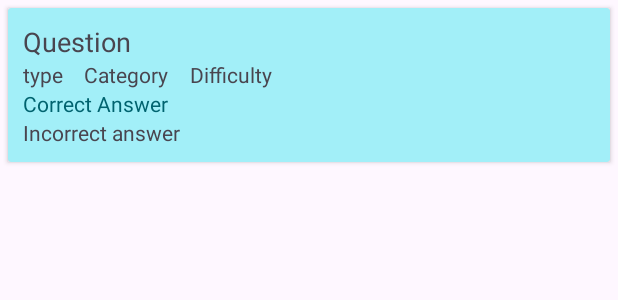
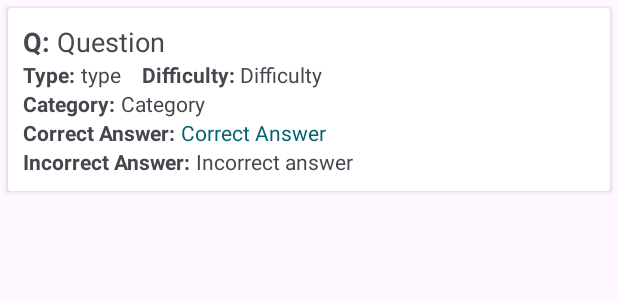
Before and after one commit to tfreemanli/QuizTour, an Android app: the layout cardview_question.xml on its own in the app's theme, with its tools: preview values and no code run, on a phone screen of 412 x 824 dp. Shown: the top 300 px of the screen. Run offline under Robolectric (Android 15) with nearby library versions, the phone set to English and light mode, and no system bars.

Commit message:
GET question from TDB

```diff
--- a/app/build.gradle.kts
+++ b/app/build.gradle.kts
@@ -38,6 +38,8 @@ dependencies {
     implementation(libs.material)
     implementation(libs.activity)
     implementation(libs.constraintlayout)
+    implementation(libs.retrofit)
+    implementation(libs.retrofit.gson)
     testImplementation(libs.junit)
     androidTestImplementation(libs.ext.junit)
     androidTestImplementation(libs.espresso.core)
--- a/app/src/main/AndroidManifest.xml
+++ b/app/src/main/AndroidManifest.xml
@@ -1,6 +1,7 @@
 <?xml version="1.0" encoding="utf-8"?>
 <manifest xmlns:android="http://schemas.android.com/apk/res/android"
     xmlns:tools="http://schemas.android.com/tools">
+    <uses-permission android:name="android.permission.INTERNET" />
 
     <application
         android:allowBackup="true"
--- a/app/src/main/res/layout/activity_create_quiz.xml
+++ b/app/src/main/res/layout/activity_create_quiz.xml
@@ -124,8 +124,10 @@
             android:text="ReLoad"
             android:layout_marginHorizontal="3dp"
             android:textColor="@color/black"
-            android:backgroundTint="@color/primary"/>
+            android:backgroundTint="@color/primary"
+            android:onClick="reload"/>
         <Button
+            android:id="@+id/btn_createquiz_save"
             android:layout_width="wrap_content"
             android:layout_height="wrap_content"
             android:text="Save"
@@ -133,6 +135,7 @@
             android:textColor="@color/black"
             android:backgroundTint="@color/primary"/>
         <Button
+            android:id="@+id/btn_createquiz_cancel"
             android:layout_width="wrap_content"
             android:layout_height="wrap_content"
             android:text="Cancel"
--- a/app/src/main/res/layout/cardview_question.xml
+++ b/app/src/main/res/layout/cardview_question.xml
@@ -4,8 +4,7 @@
     android:layout_width="match_parent"
     android:layout_height="wrap_content"
     android:layout_margin="5dp"
-    android:backgroundTint="@color/third"
-    >
+    android:background="@drawable/border_bg">
 
     <LinearLayout
         android:layout_width="match_parent"
@@ -13,17 +12,37 @@
         android:layout_margin="10dp"
         android:orientation="vertical">
 
-        <TextView
-            android:id="@+id/tv_question"
-            android:layout_width="wrap_content"
+        <LinearLayout
+            android:layout_width="match_parent"
             android:layout_height="wrap_content"
-            android:text="Question"
-            android:textSize="18dp" />
+            android:orientation="horizontal">
+
+            <TextView
+                android:layout_width="wrap_content"
+                android:layout_height="wrap_content"
+                android:text="Q: "
+                android:textSize="18dp"
+                android:textStyle="bold" />
+
+            <TextView
+                android:id="@+id/tv_question"
+                android:layout_width="wrap_content"
+                android:layout_height="wrap_content"
+                android:text="Question"
+                android:textSize="18dp" />
+        </LinearLayout>
 
         <LinearLayout
             android:layout_width="match_parent"
             android:layout_height="wrap_content"
             android:orientation="horizontal">
+
+            <TextView
+                android:layout_width="wrap_content"
+                android:layout_height="wrap_content"
+                android:text="Type: "
+                android:textStyle="bold"
+                android:textSize="14dp" />
 
             <TextView
                 android:id="@+id/tv_type"
@@ -33,12 +52,12 @@
                 android:text="type"
                 android:textSize="14dp" />
 
+
             <TextView
-                android:id="@+id/tv_category"
                 android:layout_width="wrap_content"
                 android:layout_height="wrap_content"
-                android:paddingEnd="14dp"
-                android:text="Category"
+                android:text="Difficulty: "
+                android:textStyle="bold"
                 android:textSize="14dp" />
 
             <TextView
@@ -51,6 +70,41 @@
 
         </LinearLayout>
 
+    <LinearLayout
+        android:layout_width="match_parent"
+        android:layout_height="wrap_content"
+        android:orientation="horizontal">
+
+        <TextView
+            android:layout_width="wrap_content"
+            android:layout_height="wrap_content"
+            android:text="Category: "
+            android:textStyle="bold"
+            android:textSize="14dp" />
+
+        <TextView
+            android:id="@+id/tv_category"
+            android:layout_width="0dp"
+            android:layout_height="wrap_content"
+            android:layout_weight="1"
+            android:paddingEnd="14dp"
+            android:text="Category"
+            android:textSize="14dp" />
+    </LinearLayout>
+
+
+        <LinearLayout
+            android:layout_width="match_parent"
+            android:layout_height="wrap_content"
+            android:orientation="horizontal">
+
+            <TextView
+                android:layout_width="wrap_content"
+                android:layout_height="wrap_content"
+                android:text="Correct Answer: "
+                android:textStyle="bold"
+                android:textSize="14dp" />
+
             <TextView
                 android:id="@+id/tv_correctanswer"
                 android:layout_width="wrap_content"
@@ -59,6 +113,20 @@
                 android:text="Correct Answer"
                 android:textColor="@color/secondary"
                 android:textSize="14dp" />
+        </LinearLayout>
+
+
+        <LinearLayout
+            android:layout_width="match_parent"
+            android:layout_height="wrap_content"
+            android:orientation="horizontal">
+
+            <TextView
+                android:layout_width="wrap_content"
+                android:layout_height="wrap_content"
+                android:text="Incorrect Answer: "
+                android:textStyle="bold"
+                android:textSize="14dp" />
 
             <TextView
                 android:id="@+id/tv_incorrectanswer"
@@ -66,8 +134,8 @@
                 android:layout_height="wrap_content"
                 android:text="Incorrect answer"
                 android:textSize="14dp" />
+        </LinearLayout>
     </LinearLayout>
 
 
-
 </androidx.cardview.widget.CardView>
--- a/gradle/libs.versions.toml
+++ b/gradle/libs.versions.toml
@@ -7,8 +7,11 @@ appcompat = "1.7.1"
 material = "1.13.0"
 activity = "1.11.0"
 constraintlayout = "2.2.1"
+retrofit = "2.9.0"
 
 [libraries]
+retrofit = { module = "com.squareup.retrofit2:retrofit", version.ref = "retrofit" }
+retrofit-gson = { module = "com.squareup.retrofit2:converter-gson", version.ref = "retrofit" }
 junit = { group = "junit", name = "junit", version.ref = "junit" }
 ext-junit = { group = "androidx.test.ext", name = "junit", version.ref = "junitVersion" }
 espresso-core = { group = "androidx.test.espresso", name = "espresso-core", version.ref = "espressoCore" }
```
Also changed, not shown: app/src/main/java/com/freeman/quiztour/CreateQuizActivity.java (+75 -1 lines), app/src/main/java/com/freeman/quiztour/CreateQuizRVAdapter.java (+14 -5 lines), app/src/main/java/com/freeman/quiztour/Question.java (+14 -9 lines), app/src/main/java/com/freeman/quiztour/QuestionAPI.java (added, +15 -0 lines), app/src/main/java/com/freeman/quiztour/QuestionCallback.java (added, +8 -0 lines), app/src/main/java/com/freeman/quiztour/QuestionController.java (added, +64 -0 lines), app/src/main/java/com/freeman/quiztour/QuestionResponse.java (added, +27 -0 lines).
